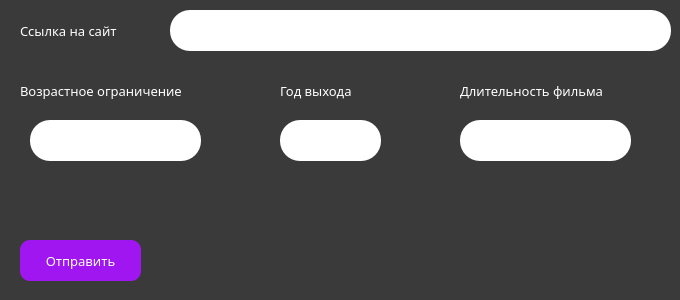
The window that untitled.ui (SergioStranger/DiscordWebhooks) describes before a commit, drawn with Qt 5.
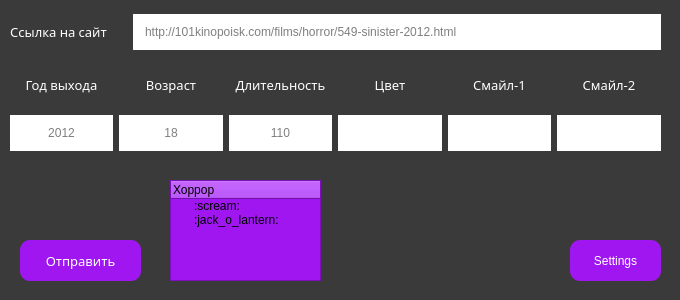
The same window after the commit. Icons and pictures are not drawn.

```diff
--- a/untitled.ui
+++ b/untitled.ui
@@ -29,128 +29,6 @@
    <string notr="true">font: 75 10pt &quot;Comfortaa&quot;;
 background: #3a3a3a;</string>
   </property>
-  <widget class="QLabel" name="label_link">
-   <property name="geometry">
-    <rect>
-     <x>20</x>
-     <y>20</y>
-     <width>121</width>
-     <height>21</height>
-    </rect>
-   </property>
-   <property name="font">
-    <font>
-     <family>Comfortaa</family>
-     <pointsize>10</pointsize>
-     <weight>9</weight>
-     <italic>false</italic>
-     <bold>false</bold>
-    </font>
-   </property>
-   <property name="styleSheet">
-    <string notr="true">color: #fff;</string>
-   </property>
-   <property name="text">
-    <string>Ссылка на сайт</string>
-   </property>
-  </widget>
-  <widget class="QLabel" name="label_Age">
-   <property name="geometry">
-    <rect>
-     <x>20</x>
-     <y>70</y>
-     <width>191</width>
-     <height>41</height>
-    </rect>
-   </property>
-   <property name="font">
-    <font>
-     <family>Comfortaa</family>
-     <pointsize>10</pointsize>
-     <weight>9</weight>
-     <italic>false</italic>
-     <bold>false</bold>
-    </font>
-   </property>
-   <property name="styleSheet">
-    <string notr="true">color: #fff;</string>
-   </property>
-   <property name="text">
-    <string>Возрастное ограничение</string>
-   </property>
-  </widget>
-  <widget class="QLabel" name="label_Year">
-   <property name="geometry">
-    <rect>
-     <x>280</x>
-     <y>70</y>
-     <width>111</width>
-     <height>41</height>
-    </rect>
-   </property>
-   <property name="font">
-    <font>
-     <family>Comfortaa</family>
-     <pointsize>10</pointsize>
-     <weight>9</weight>
-     <italic>false</italic>
-     <bold>false</bold>
-    </font>
-   </property>
-   <property name="styleSheet">
-    <string notr="true">color: #fff;</string>
-   </property>
-   <property name="text">
-    <string>Год выхода</string>
-   </property>
-  </widget>
-  <widget class="QLabel" name="label_time">
-   <property name="geometry">
-    <rect>
-     <x>460</x>
-     <y>70</y>
-     <width>181</width>
-     <height>41</height>
-    </rect>
-   </property>
-   <property name="font">
-    <font>
-     <family>Comfortaa</family>
-     <pointsize>10</pointsize>
-     <weight>9</weight>
-     <italic>false</italic>
-     <bold>false</bold>
-    </font>
-   </property>
-   <property name="styleSheet">
-    <string notr="true">color: #fff;</string>
-   </property>
-   <property name="text">
-    <string>Длительность фильма</string>
-   </property>
-  </widget>
-  <widget class="QLineEdit" name="lineEdit_link">
-   <property name="geometry">
-    <rect>
-     <x>170</x>
-     <y>10</y>
-     <width>501</width>
-     <height>41</height>
-    </rect>
-   </property>
-   <property name="styleSheet">
-    <string notr="true">background: #fff;
-color: #000;
-padding: 10px;
-border-radius: 20px;</string>
-   </property>
-   <property name="text">
-    <string/>
-   </property>
-   <property name="placeholderText">
-    <string/>
-   </property>
-  </widget>
   <widget class="QPushButton" name="pushButton">
    <property name="enabled">
     <bool>true</bool>
@@ -199,62 +77,354 @@
     <bool>false</bool>
    </property>
   </widget>
-  <widget class="QLineEdit" name="lineEdit_Age">
+  <widget class="QToolButton" name="toolButton">
    <property name="geometry">
     <rect>
-     <x>30</x>
-     <y>120</y>
-     <width>171</width>
+     <x>570</x>
+     <y>240</y>
+     <width>91</width>
      <height>41</height>
     </rect>
    </property>
    <property name="styleSheet">
-    <string notr="true">background: #fff;
-color: #000;
-padding: 10px;
-border-radius: 20px;</string>
+    <string notr="true">background: #a016f0;
+color: #fff;
+border-radius: 10px;</string>
    </property>
    <property name="text">
-    <string/>
+    <string>Settings</string>
    </property>
   </widget>
-  <widget class="QLineEdit" name="lineEdit_Year">
+  <widget class="QTreeWidget" name="treeWidget">
    <property name="geometry">
     <rect>
-     <x>280</x>
-     <y>120</y>
-     <width>101</width>
-     <height>41</height>
+     <x>170</x>
+     <y>180</y>
+     <width>151</width>
+     <height>101</height>
     </rect>
    </property>
    <property name="styleSheet">
-    <string notr="true">background: #fff;
+    <string notr="true">background-color: #a016f0;</string>
+   </property>
+   <column>
+    <property name="text">
+     <string>Хоррор</string>
+    </property>
+   </column>
+   <item>
+    <property name="text">
+     <string>:scream:</string>
+    </property>
+   </item>
+   <item>
+    <property name="text">
+     <string>:jack_o_lantern:</string>
+    </property>
+   </item>
+  </widget>
+  <widget class="QWidget" name="">
+   <property name="geometry">
+    <rect>
+     <x>10</x>
+     <y>60</y>
+     <width>651</width>
+     <height>91</height>
+    </rect>
+   </property>
+   <layout class="QGridLayout" name="other_Input">
+    <item row="1" column="2">
+     <widget class="QLabel" name="label_Age">
+      <property name="font">
+       <font>
+        <family>Comfortaa</family>
+        <pointsize>10</pointsize>
+        <weight>9</weight>
+        <italic>false</italic>
+        <bold>false</bold>
+       </font>
+      </property>
+      <property name="styleSheet">
+       <string notr="true">color: #fff;</string>
+      </property>
+      <property name="text">
+       <string>Возраст</string>
+      </property>
+      <property name="alignment">
+       <set>Qt::AlignCenter</set>
+      </property>
+     </widget>
+    </item>
+    <item row="2" column="6">
+     <widget class="QLineEdit" name="lineEdit_smile1">
+      <property name="styleSheet">
+       <string notr="true">background: #fff;
 color: #000;
 padding: 10px;
 border-radius: 20px;</string>
-   </property>
-   <property name="text">
-    <string/>
-   </property>
+      </property>
+      <property name="text">
+       <string/>
+      </property>
+      <property name="alignment">
+       <set>Qt::AlignCenter</set>
+      </property>
+     </widget>
+    </item>
+    <item row="1" column="6">
+     <widget class="QLabel" name="label_smile">
+      <property name="font">
+       <font>
+        <family>Comfortaa</family>
+        <pointsize>10</pointsize>
+        <weight>9</weight>
+        <italic>false</italic>
+        <bold>false</bold>
+       </font>
+      </property>
+      <property name="styleSheet">
+       <string notr="true">color: #fff;</string>
+      </property>
+      <property name="text">
+       <string>Смайл-1</string>
+      </property>
+      <property name="alignment">
+       <set>Qt::AlignCenter</set>
+      </property>
+     </widget>
+    </item>
+    <item row="1" column="5">
+     <widget class="QLabel" name="label_color">
+      <property name="font">
+       <font>
+        <family>Comfortaa</family>
+        <pointsize>10</pointsize>
+        <weight>9</weight>
+        <italic>false</italic>
+        <bold>false</bold>
+       </font>
+      </property>
+      <property name="styleSheet">
+       <string notr="true">color: #fff;</string>
+      </property>
+      <property name="text">
+       <string>Цвет</string>
+      </property>
+      <property name="alignment">
+       <set>Qt::AlignCenter</set>
+      </property>
+     </widget>
+    </item>
+    <item row="2" column="4">
+     <widget class="QLineEdit" name="lineEdit_time">
+      <property name="styleSheet">
+       <string notr="true">background: #fff;
+color: #000;
+padding: 10px;
+border-radius: 20px;</string>
+      </property>
+      <property name="text">
+       <string/>
+      </property>
+      <property name="alignment">
+       <set>Qt::AlignCenter</set>
+      </property>
+      <property name="placeholderText">
+       <string>110</string>
+      </property>
+     </widget>
+    </item>
+    <item row="2" column="0">
+     <widget class="QLineEdit" name="lineEdit_Year">
+      <property name="styleSheet">
+       <string notr="true">background: #fff;
+color: #000;
+padding: 10px;
+border-radius: 20px;</string>
+      </property>
+      <property name="text">
+       <string/>
+      </property>
+      <property name="alignment">
+       <set>Qt::AlignCenter</set>
+      </property>
+      <property name="placeholderText">
+       <string>2012</string>
+      </property>
+     </widget>
+    </item>
+    <item row="1" column="4">
+     <widget class="QLabel" name="label_time">
+      <property name="font">
+       <font>
+        <family>Comfortaa</family>
+        <pointsize>10</pointsize>
+        <weight>9</weight>
+        <italic>false</italic>
+        <bold>false</bold>
+       </font>
+      </property>
+      <property name="styleSheet">
+       <string notr="true">color: #fff;</string>
+      </property>
+      <property name="text">
+       <string>Длительность</string>
+      </property>
+      <property name="alignment">
+       <set>Qt::AlignCenter</set>
+      </property>
+     </widget>
+    </item>
+    <item row="1" column="7">
+     <widget class="QLabel" name="label_smile_2">
+      <property name="font">
+       <font>
+        <family>Comfortaa</family>
+        <pointsize>10</pointsize>
+        <weight>9</weight>
+        <italic>false</italic>
+        <bold>false</bold>
+       </font>
+      </property>
+      <property name="styleSheet">
+       <string notr="true">color: #fff;</string>
+      </property>
+      <property name="text">
+       <string>Смайл-2</string>
+      </property>
+      <property name="alignment">
+       <set>Qt::AlignCenter</set>
+      </property>
+     </widget>
+    </item>
+    <item row="1" column="0">
+     <widget class="QLabel" name="label_Year">
+      <property name="font">
+       <font>
+        <family>Comfortaa</family>
+        <pointsize>10</pointsize>
+        <weight>9</weight>
+        <italic>false</italic>
+        <bold>false</bold>
+       </font>
+      </property>
+      <property name="styleSheet">
+       <string notr="true">color: #fff;</string>
+      </property>
+      <property name="text">
+       <string>Год выхода</string>
+      </property>
+      <property name="alignment">
+       <set>Qt::AlignCenter</set>
+      </property>
+     </widget>
+    </item>
+    <item row="2" column="5">
+     <widget class="QLineEdit" name="lineEdit_color">
+      <property name="styleSheet">
+       <string notr="true">background: #fff;
+color: #000;
+padding: 10px;
+border-radius: 20px;</string>
+      </property>
+      <property name="text">
+       <string/>
+      </property>
+      <property name="alignment">
+       <set>Qt::AlignCenter</set>
+      </property>
+     </widget>
+    </item>
+    <item row="2" column="2">
+     <widget class="QLineEdit" name="lineEdit_Age">
+      <property name="styleSheet">
+       <string notr="true">background: #fff;
+color: #000;
+padding: 10px;
+border-radius: 20px;</string>
+      </property>
+      <property name="text">
+       <string/>
+      </property>
+      <property name="alignment">
+       <set>Qt::AlignCenter</set>
+      </property>
+      <property name="placeholderText">
+       <string>18</string>
+      </property>
+     </widget>
+    </item>
+    <item row="2" column="7">
+     <widget class="QLineEdit" name="lineEdit_smile2">
+      <property name="styleSheet">
+       <string notr="true">background: #fff;
+color: #000;
+padding: 10px;
+border-radius: 20px;</string>
+      </property>
+      <property name="text">
+       <string/>
+      </property>
+      <property name="alignment">
+       <set>Qt::AlignCenter</set>
+      </property>
+     </widget>
+    </item>
+   </layout>
   </widget>
-  <widget class="QLineEdit" name="lineEdit_time">
+  <widget class="QWidget" name="">
    <property name="geometry">
     <rect>
-     <x>460</x>
-     <y>120</y>
-     <width>171</width>
-     <height>41</height>
+     <x>10</x>
+     <y>10</y>
+     <width>651</width>
+     <height>45</height>
     </rect>
    </property>
-   <property name="styleSheet">
-    <string notr="true">background: #fff;
+   <layout class="QGridLayout" name="main_Link">
+    <item row="0" column="0">
+     <widget class="QLabel" name="label_link">
+      <property name="font">
+       <font>
+        <family>Comfortaa</family>
+        <pointsize>10</pointsize>
+        <weight>9</weight>
+        <italic>false</italic>
+        <bold>false</bold>
+       </font>
+      </property>
+      <property name="whatsThis">
+       <string>&lt;html&gt;&lt;head/&gt;&lt;body&gt;&lt;p&gt;Здесь должна быть ссылка на сайт.&lt;/p&gt;&lt;p&gt;Рекомендованный сайт - HDREZKA&lt;/p&gt;&lt;/body&gt;&lt;/html&gt;</string>
+      </property>
+      <property name="styleSheet">
+       <string notr="true">color: #fff;
+margin-right: 20px;</string>
+      </property>
+      <property name="text">
+       <string>Ссылка на сайт</string>
+      </property>
+      <property name="alignment">
+       <set>Qt::AlignCenter</set>
+      </property>
+     </widget>
+    </item>
+    <item row="0" column="1">
+     <widget class="QLineEdit" name="lineEdit_link">
+      <property name="styleSheet">
+       <string notr="true">background: #fff;
 color: #000;
 padding: 10px;
 border-radius: 20px;</string>
-   </property>
-   <property name="text">
-    <string/>
-   </property>
+      </property>
+      <property name="text">
+       <string/>
+      </property>
+      <property name="placeholderText">
+       <string>http://101kinopoisk.com/films/horror/549-sinister-2012.html</string>
+      </property>
+     </widget>
+    </item>
+   </layout>
   </widget>
  </widget>
  <resources/>
```
Left out of the diff: 9 changed lines with no effect on the pictures.
